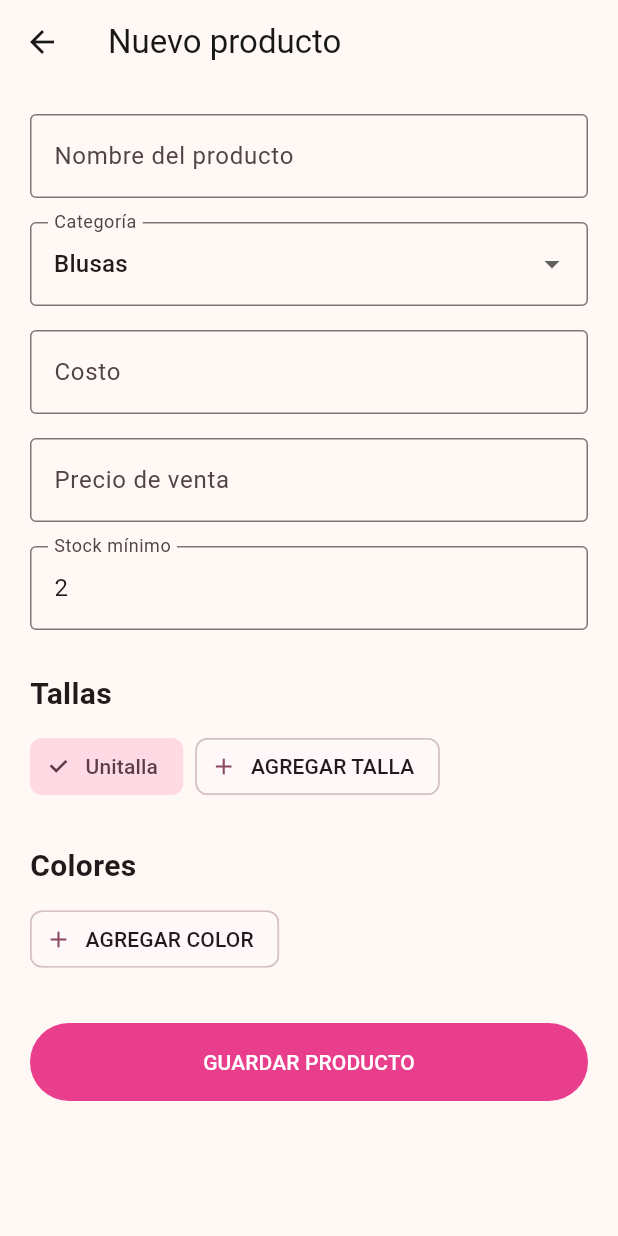
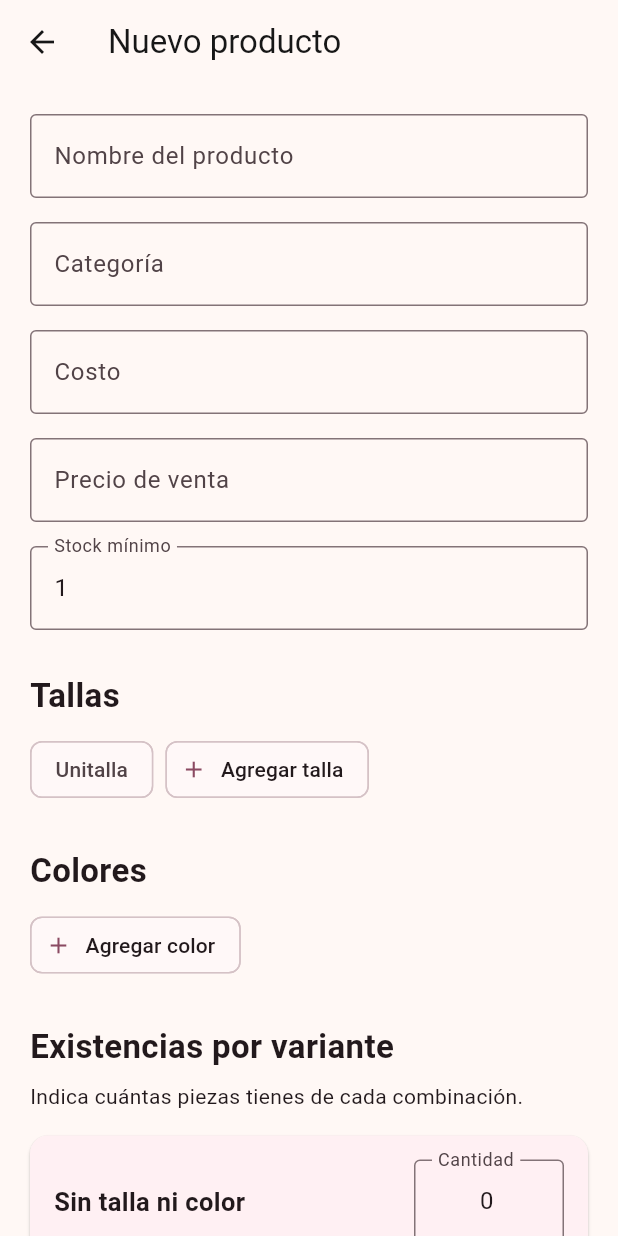
Before and after one commit to cesar1525mtz-rgb/modas-sophie-app, a Flutter app: the NewProductPage screen opened directly, after a tap on "Unitalla", on a phone screen of 412 x 824 dp. Run offline on Flutter 3.47's test engine with Material 3 defaults, Android fonts, the phone set to English and light mode, and no system bars; our stand-ins replace supabase_flutter; accounts and stored records are empty.

Commit message:
Update new_product_page.dart

```diff
--- a/lib/features/inventory/new_product_page.dart
+++ b/lib/features/inventory/new_product_page.dart
@@ -10,36 +10,27 @@
 
 class _NewProductPageState extends State<NewProductPage> {
   final nameController = TextEditingController();
+  final categoryController = TextEditingController();
   final costController = TextEditingController();
   final priceController = TextEditingController();
-  final minimumController = TextEditingController(text: '2');
-
-  final SupabaseClient client = Supabase.instance.client;
-
-  bool saving = false;
-  String category = 'Blusas';
-
-  final List<String> categories = [
-    'Blusas',
-    'Pantalón dama',
-    'Vestidos',
-    'Faldas',
-    'Shorts',
-    'Conjuntos',
-    'Otros',
-  ];
+  final minimumController = TextEditingController(text: '1');
 
   final List<String> sizes = ['Unitalla'];
   final List<String> colors = [];
 
-  final Set<String> selectedSizes = {};
+  final Set<String> selectedSizes = {'Unitalla'};
   final Set<String> selectedColors = {};
 
   final Map<String, TextEditingController> stockControllers = {};
 
+  bool saving = false;
+
+  SupabaseClient get client => Supabase.instance.client;
+
   @override
   void dispose() {
     nameController.dispose();
+    categoryController.dispose();
     costController.dispose();
     priceController.dispose();
     minimumController.dispose();
@@ -51,15 +42,15 @@
     super.dispose();
   }
 
-  String variantKey(String size, String color) {
-    return '$size|$color';
+  String _variantKey(String? size, String? color) {
+    return '${size ?? ''}|${color ?? ''}';
   }
 
-  TextEditingController stockController(
-    String size,
-    String color,
+  TextEditingController _stockController(
+    String? size,
+    String? color,
   ) {
-    final key = variantKey(size, color);
+    final key = _variantKey(size, color);
 
     return stockControllers.putIfAbsent(
       key,
@@ -67,18 +58,22 @@
     );
   }
 
-  List<Map<String, dynamic>> get variants {
-    final result = <Map<String, dynamic>>[];
+  List<Map<String, String?>> get combinations {
+    final activeSizes = selectedSizes.isEmpty
+        ? <String?>[null]
+        : selectedSizes.map<String?>((value) => value).toList();
 
-    for (final size in selectedSizes) {
-      for (final color in selectedColors) {
+    final activeColors = selectedColors.isEmpty
+        ? <String?>[null]
+        : selectedColors.map<String?>((value) => value).toList();
+
+    final result = <Map<String, String?>>[];
+
+    for (final size in activeSizes) {
+      for (final color in activeColors) {
         result.add({
           'size': size,
           'color': color,
-          'stock': int.tryParse(
-                stockController(size, color).text.trim(),
-              ) ??
-              0,
         });
       }
     }
@@ -86,73 +81,21 @@
     return result;
   }
 
-  Future<void> addSize() async {
-    final value = await askValue(
-      'Agregar talla',
-      'Nombre de la talla',
-    );
-
-    if (value == null || value.trim().isEmpty) return;
-
-    final size = value.trim();
-
-    final exists = sizes.any(
-      (item) => item.toLowerCase() == size.toLowerCase(),
-    );
-
-    if (exists) {
-      showMessage('La talla ya existe');
-      return;
-    }
-
-    setState(() {
-      sizes.add(size);
-      selectedSizes.add(size);
-    });
-  }
-
-  Future<void> addColor() async {
-    final value = await askValue(
-      'Agregar color',
-      'Nombre del color',
-    );
-
-    if (value == null || value.trim().isEmpty) return;
-
-    final color = value.trim();
-
-    final exists = colors.any(
-      (item) => item.toLowerCase() == color.toLowerCase(),
-    );
-
-    if (exists) {
-      showMessage('El color ya existe');
-      return;
-    }
-
-    setState(() {
-      colors.add(color);
-      selectedColors.add(color);
-    });
-  }
-
-  Future<String?> askValue(
-    String title,
-    String label,
-  ) async {
+  Future<void> _addSize() async {
     final controller = TextEditingController();
 
-    final result = await showDialog<String>(
+    final value = await showDialog<String>(
       context: context,
       builder: (dialogContext) {
         return AlertDialog(
-          title: Text(title),
+          title: const Text('Agregar talla'),
           content: TextField(
             controller: controller,
             autofocus: true,
-            textCapitalization: TextCapitalization.words,
-            decoration: InputDecoration(
-              labelText: label,
+            textCapitalization: TextCapitalization.characters,
+            decoration: const InputDecoration(
+              labelText: 'Talla',
+              hintText: 'Ej. 28, 32, CH, M, G',
             ),
           ),
           actions: [
@@ -166,7 +109,7 @@
               onPressed: () {
                 Navigator.pop(
                   dialogContext,
-                  controller.text,
+                  controller.text.trim(),
                 );
               },
               child: const Text('AGREGAR'),
@@ -178,7 +121,178 @@
 
     controller.dispose();
 
-    return result;
+    if (value == null || value.trim().isEmpty) return;
+
+    final clean = value.trim();
+
+    if (sizes.any(
+      (size) => size.toLowerCase() == clean.toLowerCase(),
+    )) {
+      return;
+    }
+
+    setState(() {
+      sizes.add(clean);
+      selectedSizes.add(clean);
+    });
+  }
+
+  Future<void> _addColor() async {
+    final controller = TextEditingController();
+
+    final value = await showDialog<String>(
+      context: context,
+      builder: (dialogContext) {
+        return AlertDialog(
+          title: const Text('Agregar color'),
+          content: TextField(
+            controller: controller,
+            autofocus: true,
+            textCapitalization: TextCapitalization.words,
+            decoration: const InputDecoration(
+              labelText: 'Color',
+              hintText: 'Ej. Negro, Azul, Café',
+            ),
+          ),
+          actions: [
+            TextButton(
+              onPressed: () {
+                Navigator.pop(dialogContext);
+              },
+              child: const Text('CANCELAR'),
+            ),
+            FilledButton(
+              onPressed: () {
+                Navigator.pop(
+                  dialogContext,
+                  controller.text.trim(),
+                );
+              },
+              child: const Text('AGREGAR'),
+            ),
+          ],
+        );
+      },
+    );
+
+    controller.dispose();
+
+    if (value == null || value.trim().isEmpty) return;
+
+    final clean = value.trim();
+
+    if (colors.any(
+      (color) => color.toLowerCase() == clean.toLowerCase(),
+    )) {
+      return;
+    }
+
+    setState(() {
+      colors.add(clean);
+      selectedColors.add(clean);
+    });
+  }
+
+  Future<void> _save() async {
+    if (saving) return;
+
+    final name = nameController.text.trim();
+    final category = categoryController.text.trim();
+
+    final cost = double.tryParse(
+      costController.text.trim().replaceAll(',', '.'),
+    );
+
+    final price = double.tryParse(
+      priceController.text.trim().replaceAll(',', '.'),
+    );
+
+    final minimum = int.tryParse(
+      minimumController.text.trim(),
+    );
+
+    if (name.isEmpty ||
+        category.isEmpty ||
+        cost == null ||
+        price == null ||
+        minimum == null) {
+      _message('Completa correctamente todos los datos');
+      return;
+    }
+
+    if (cost < 0 || price < 0 || minimum < 0) {
+      _message('Los valores no pueden ser negativos');
+      return;
+    }
+
+    final variants = combinations.map((variant) {
+      final size = variant['size'];
+      final color = variant['color'];
+
+      final stock = int.tryParse(
+            _stockController(size, color).text.trim(),
+          ) ??
+          0;
+
+      return {
+        'size': size,
+        'color': color,
+        'stock': stock,
+      };
+    }).toList();
+
+    if (variants.any(
+      (variant) => (variant['stock'] as int) < 0,
+    )) {
+      _message('La existencia no puede ser negativa');
+      return;
+    }
+
+    setState(() {
+      saving = true;
+    });
+
+    try {
+      await client.rpc(
+        'create_product_with_variants',
+        params: {
+          'p_category_name': category,
+          'p_name': name,
+          'p_cost': cost,
+          'p_sale_price': price,
+          'p_minimum_stock': minimum,
+          'p_variants': variants,
+        },
+      );
+
+      if (!mounted) return;
+
+      ScaffoldMessenger.of(context).showSnackBar(
+        const SnackBar(
+          content: Text('Producto guardado'),
+        ),
+      );
+
+      Navigator.pop(context, true);
+    } catch (e) {
+      if (!mounted) return;
+
+      _message('No fue posible guardar: $e');
+    } finally {
+      if (mounted) {
+        setState(() {
+          saving = false;
+        });
+      }
+    }
+  }
+
+  void _message(String text) {
+    ScaffoldMessenger.of(context).showSnackBar(
+      SnackBar(
+        content: Text(text),
+      ),
+    );
   }
 
   @override
@@ -188,10 +302,8 @@
         title: const Text('Nuevo producto'),
       ),
       body: SafeArea(
-        child: SingleChildScrollView(
+        child: ListView(
           padding: const EdgeInsets.all(20),
-          child: Column(
-            crossAxisAlignment: CrossAxisAlignment.start,
           children: [
             TextField(
               controller: nameController,
@@ -202,47 +314,36 @@
               ),
             ),
             const SizedBox(height: 16),
-              DropdownButtonFormField<String>(
-                initialValue: category,
+            TextField(
+              controller: categoryController,
+              textCapitalization: TextCapitalization.words,
               decoration: const InputDecoration(
                 labelText: 'Categoría',
+                hintText: 'Ej. Pantalón dama',
                 border: OutlineInputBorder(),
               ),
-                items: categories.map((item) {
-                  return DropdownMenuItem<String>(
-                    value: item,
-                    child: Text(item),
-                  );
-                }).toList(),
-                onChanged: (value) {
-                  if (value == null) return;
-
-                  setState(() {
-                    category = value;
-                  });
-                },
             ),
             const SizedBox(height: 16),
             TextField(
               controller: costController,
-                keyboardType:
-                    const TextInputType.numberWithOptions(
+              keyboardType: const TextInputType.numberWithOptions(
                 decimal: true,
               ),
               decoration: const InputDecoration(
                 labelText: 'Costo',
+                prefixText: '\$ ',
                 border: OutlineInputBorder(),
               ),
             ),
             const SizedBox(height: 16),
             TextField(
               controller: priceController,
-                keyboardType:
-                    const TextInputType.numberWithOptions(
+              keyboardType: const TextInputType.numberWithOptions(
                 decimal: true,
               ),
               decoration: const InputDecoration(
                 labelText: 'Precio de venta',
+                prefixText: '\$ ',
                 border: OutlineInputBorder(),
               ),
             ),
@@ -259,7 +360,7 @@
             const Text(
               'Tallas',
               style: TextStyle(
-                  fontSize: 20,
+                fontSize: 22,
                 fontWeight: FontWeight.bold,
               ),
             ),
@@ -285,8 +386,8 @@
                 }),
                 ActionChip(
                   avatar: const Icon(Icons.add),
-                    label: const Text('AGREGAR TALLA'),
-                    onPressed: addSize,
+                  label: const Text('Agregar talla'),
+                  onPressed: _addSize,
                 ),
               ],
             ),
@@ -294,7 +395,7 @@
             const Text(
               'Colores',
               style: TextStyle(
-                  fontSize: 20,
+                fontSize: 22,
                 fontWeight: FontWeight.bold,
               ),
             ),
@@ -320,83 +421,54 @@
                 }),
                 ActionChip(
                   avatar: const Icon(Icons.add),
-                    label: const Text('AGREGAR COLOR'),
-                    onPressed: addColor,
+                  label: const Text('Agregar color'),
+                  onPressed: _addColor,
                 ),
               ],
             ),
-              if (selectedSizes.isNotEmpty &&
-                  selectedColors.isNotEmpty) ...[
-                const SizedBox(height: 32),
+            const SizedBox(height: 28),
             const Text(
               'Existencias por variante',
               style: TextStyle(
-                    fontSize: 20,
+                fontSize: 22,
                 fontWeight: FontWeight.bold,
               ),
             ),
-                const SizedBox(height: 12),
-                ...buildVariantFields(),
-              ],
-              const SizedBox(height: 32),
-              SizedBox(
-                width: double.infinity,
-                child: FilledButton(
-                  onPressed: saving ? null : save,
-                  child: saving
-                      ? const Padding(
-                          padding: EdgeInsets.all(8),
-                          child: CircularProgressIndicator(),
-                        )
-                      : const Text('GUARDAR PRODUCTO'),
+            const SizedBox(height: 8),
+            const Text(
+              'Indica cuántas piezas tienes de cada combinación.',
             ),
-              ),
-            ],
-          ),
-        ),
-      ),
-    );
-  }
+            const SizedBox(height: 16),
+            ...combinations.map((variant) {
+              final size = variant['size'];
+              final color = variant['color'];
 
-  List<Widget> buildVariantFields() {
-    final widgets = <Widget>[];
+              final description = [
+                if (size != null) size,
+                if (color != null) color,
+              ].join(' · ');
 
-    for (final color in selectedColors) {
-      widgets.add(
-        Padding(
-          padding: const EdgeInsets.only(
-            top: 12,
-            bottom: 8,
-          ),
-          child: Text(
-            color.toUpperCase(),
-            style: const TextStyle(
-              fontSize: 18,
-              fontWeight: FontWeight.bold,
-            ),
-          ),
-        ),
-      );
-
-      for (final size in selectedSizes) {
-        widgets.add(
-          Card(
+              return Card(
+                margin: const EdgeInsets.only(bottom: 12),
                 child: Padding(
                   padding: const EdgeInsets.all(16),
                   child: Row(
                     children: [
                       Expanded(
                         child: Text(
-                      'Talla $size',
+                          description.isEmpty
+                              ? 'Sin talla ni color'
+                              : description,
                           style: const TextStyle(
-                        fontWeight: FontWeight.bold,
+                            fontSize: 17,
+                            fontWeight: FontWeight.w600,
                           ),
                         ),
                       ),
                       SizedBox(
                         width: 100,
                         child: TextField(
-                      controller: stockController(
+                          controller: _stockController(
                             size,
                             color,
                           ),
@@ -411,96 +483,31 @@
                     ],
                   ),
                 ),
+              );
+            }),
+            const SizedBox(height: 24),
+            SizedBox(
+              height: 58,
+              child: FilledButton.icon(
+                onPressed: saving ? null : _save,
+                icon: saving
+                    ? const SizedBox(
+                        width: 22,
+                        height: 22,
+                        child: CircularProgressIndicator(
+                          strokeWidth: 2,
+                        ),
+                      )
+                    : const Icon(Icons.save),
+                label: Text(
+                  saving ? 'GUARDANDO...' : 'GUARDAR PRODUCTO',
+                ),
+              ),
+            ),
+            const SizedBox(height: 30),
+          ],
+        ),
       ),
     );
   }
 }
-
-    return widgets;
-  }
-
-  Future<void> save() async {
-    final name = nameController.text.trim();
-
-    final cost = double.tryParse(
-      costController.text.trim(),
-    );
-
-    final price = double.tryParse(
-      priceController.text.trim(),
-    );
-
-    final minimum = int.tryParse(
-      minimumController.text.trim(),
-    );
-
-    if (name.isEmpty ||
-        cost == null ||
-        price == null ||
-        minimum == null) {
-      showMessage('Completa todos los datos del producto');
-      return;
-    }
-
-    if (selectedSizes.isEmpty) {
-      showMessage('Selecciona una talla');
-      return;
-    }
-
-    if (selectedColors.isEmpty) {
-      showMessage('Agrega y selecciona un color');
-      return;
-    }
-
-    if (variants.every(
-      (variant) => variant['stock'] == 0,
-    )) {
-      showMessage(
-        'Agrega existencia a por lo menos una variante',
-      );
-      return;
-    }
-
-    setState(() {
-      saving = true;
-    });
-
-    try {
-      await client.rpc(
-        'create_product_with_variants',
-        params: {
-          'p_category_name': category,
-          'p_name': name,
-          'p_cost': cost,
-          'p_sale_price': price,
-          'p_minimum_stock': minimum,
-          'p_variants': variants,
-        },
-      );
-
-      if (!mounted) return;
-
-      Navigator.pop(context, true);
-    } catch (e) {
-      if (!mounted) return;
-
-      showMessage(
-        'No fue posible guardar el producto: $e',
-      );
-    } finally {
-      if (mounted) {
-        setState(() {
-          saving = false;
-        });
-      }
-    }
-  }
-
-  void showMessage(String message) {
-    ScaffoldMessenger.of(context).showSnackBar(
-      SnackBar(
-        content: Text(message),
-      ),
-    );
-  }
-}
```
Lines whose indentation alone changed are shown as unchanged.
